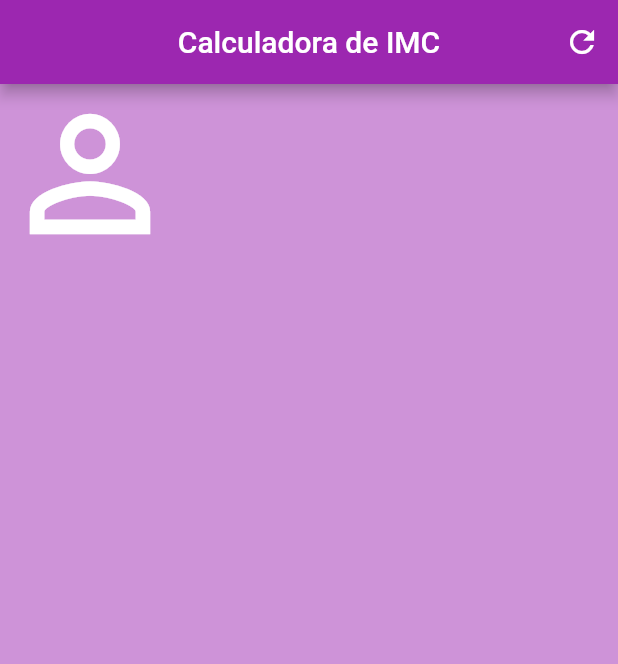
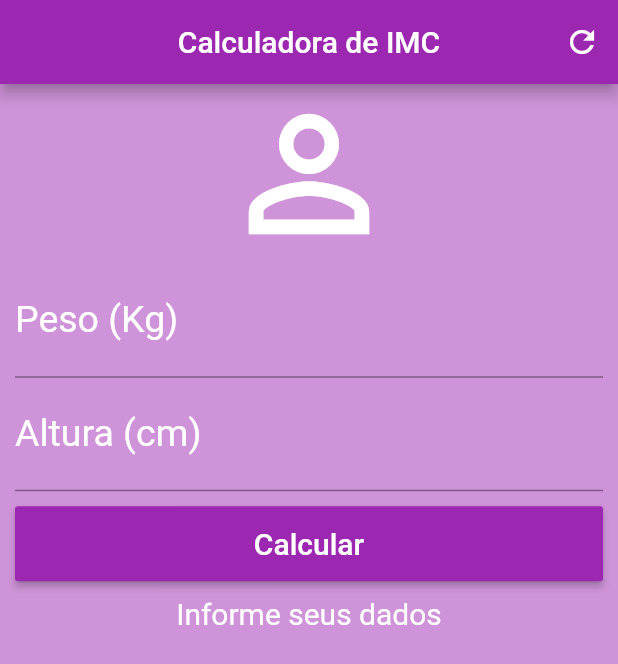
Before and after one commit to EderCosta21/calculadora_de_imc, a Flutter app: the screen it shows after launch, on a phone screen of 412 x 824 dp. Shown: the top 664 px of the screen. Run offline on Flutter 3.47's test engine with Material 2 defaults, Android fonts, the phone set to English and light mode, and no system bars.

Commit message:
Atualização final

```diff
--- a/lib/main.dart
+++ b/lib/main.dart
@@ -1,3 +1,5 @@
+import 'dart:core';
+
 import 'package:flutter/material.dart';
 
 void main() {
@@ -10,6 +12,49 @@ class Home extends StatefulWidget {
 }
 
 class _HomeState extends State<Home> {
+  TextEditingController weightController = TextEditingController();
+
+  /// variavel controladora
+  TextEditingController heightController = TextEditingController();
+
+  /// duas variaveis controladores
+
+  GlobalKey<FormState> _formKey = GlobalKey<FormState>();
+
+  /// chave global
+
+  String _infoText = "Informe seus dados";
+
+  void _resetFields() {
+    setState(() {
+      weightController.text = " ";
+      heightController.text = " ";
+      _infoText = "Informe seus dados";
+      _formKey = GlobalKey<FormState>();
+    });
+  }
+
+  void _calcular() {
+    setState(() {
+      double weight = double.parse(weightController.text);
+      double height = double.parse(heightController.text) / 100;
+      double imc = weight / (height * height);
+      if (imc < 18.6) {
+        _infoText = "Abaixo do Peso (${imc.toStringAsPrecision(3)})";
+      } else if (imc >= 18.6 && imc < 24.9) {
+        _infoText = "Peso Ideal (${imc.toStringAsPrecision(3)})";
+      } else if (imc >= 24.9 && imc < 29.9) {
+        _infoText = "Levemente Acima do Peso (${imc.toStringAsPrecision(3)})";
+      } else if (imc >= 29.9 && imc < 34.9) {
+        _infoText = "Obesidade Grau I (${imc.toStringAsPrecision(3)})";
+      } else if (imc >= 34.9 && imc < 39.9) {
+        _infoText = "Obesidade Grau II (${imc.toStringAsPrecision(3)})";
+      } else if (imc >= 40) {
+        _infoText = "Obesidade Grau III (${imc.toStringAsPrecision(3)})";
+      }
+    });
+  }
+
   @override
   Widget build(BuildContext context) {
     return Scaffold(
@@ -20,20 +65,74 @@ class _HomeState extends State<Home> {
           actions: [
             IconButton(
               icon: Icon(Icons.refresh),
-            onPressed: () {},
+              onPressed: _resetFields,
             )
           ],
         ),
         backgroundColor: Colors.purple[200],
-      body: Column(
+        body: SingleChildScrollView(
+            padding: EdgeInsets.fromLTRB(10, 0, 10, 10),
+            child: Form(
+              key: _formKey,
+              child: Column(
+                crossAxisAlignment: CrossAxisAlignment.stretch,
                 children: [
                   Icon(
                     Icons.person_outline,
                     size: 120.0,
                     color: Colors.white,
+                  ),
+                  TextFormField(
+                    keyboardType: TextInputType.number,
+                    decoration: InputDecoration(
+                        labelText: "Peso (Kg)",
+                        labelStyle: TextStyle(color: Colors.white)),
+                    textAlign: TextAlign.center,
+                    style: TextStyle(color: Colors.white, fontSize: 25.0),
+                    controller: weightController,
+                    validator: (value) {
+                      return (value.isEmpty ? 'Insira seu peso!' : null);
+
+                    },
+                  ),
+                  TextFormField(
+                    keyboardType: TextInputType.number,
+                    decoration: InputDecoration(
+                        labelText: "Altura (cm)",
+                        labelStyle: TextStyle(color: Colors.white)),
+                    textAlign: TextAlign.center,
+                    style: TextStyle(color: Colors.white, fontSize: 25.0),
+                    controller: heightController,
+                    validator: (value) {
+                      return (value.isEmpty ? 'Insira sua Altura!' : null);
+
+                    },
+                  ),
+                  Padding(
+                    padding: EdgeInsets.only(top: 10.0, bottom: 10.0),
+                    child: Container(
+                      height: 50.0,
+                      child: RaisedButton(
+                        onPressed: () {
+                          if (_formKey.currentState.validate()) {
+                            _calcular();
+                          }
+                        },
+                        child: Text(
+                          "Calcular",
+                          style: TextStyle(color: Colors.white, fontSize: 20.0),
+                        ),
+                        color: Colors.purple,
+                      ),
+                    ),
+                  ),
+                  Text(
+                    "$_infoText",
+                    textAlign: TextAlign.center,
+                    style: TextStyle(color: Colors.white, fontSize: 20.0),
                   )
                 ],
               ),
-    );
+            )));
   }
 }
```
Lines whose indentation alone changed are shown as unchanged.
